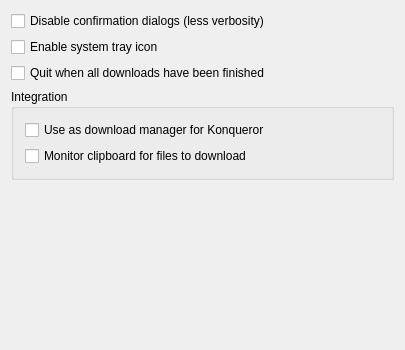
Qt form conf/dlgadvanced.ui (KDE/kget) before a commit.
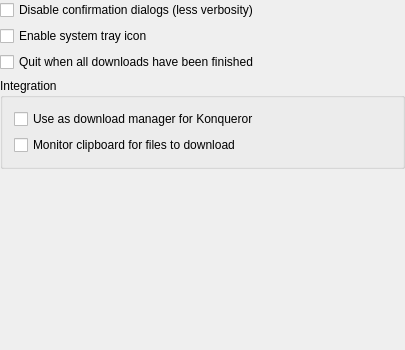
The same form after that commit.

Commit message: improve layouts (mainly magins)

```diff
--- a/conf/dlgadvanced.ui
+++ b/conf/dlgadvanced.ui
@@ -10,6 +10,18 @@
    </rect>
   </property>
   <layout class="QVBoxLayout" >
+   <property name="leftMargin" >
+    <number>0</number>
+   </property>
+   <property name="topMargin" >
+    <number>0</number>
+   </property>
+   <property name="rightMargin" >
+    <number>0</number>
+   </property>
+   <property name="bottomMargin" >
+    <number>0</number>
+   </property>
    <item>
     <widget class="QCheckBox" name="kcfg_ExpertMode" >
      <property name="text" >
```
The commit also changes 6 other files.
